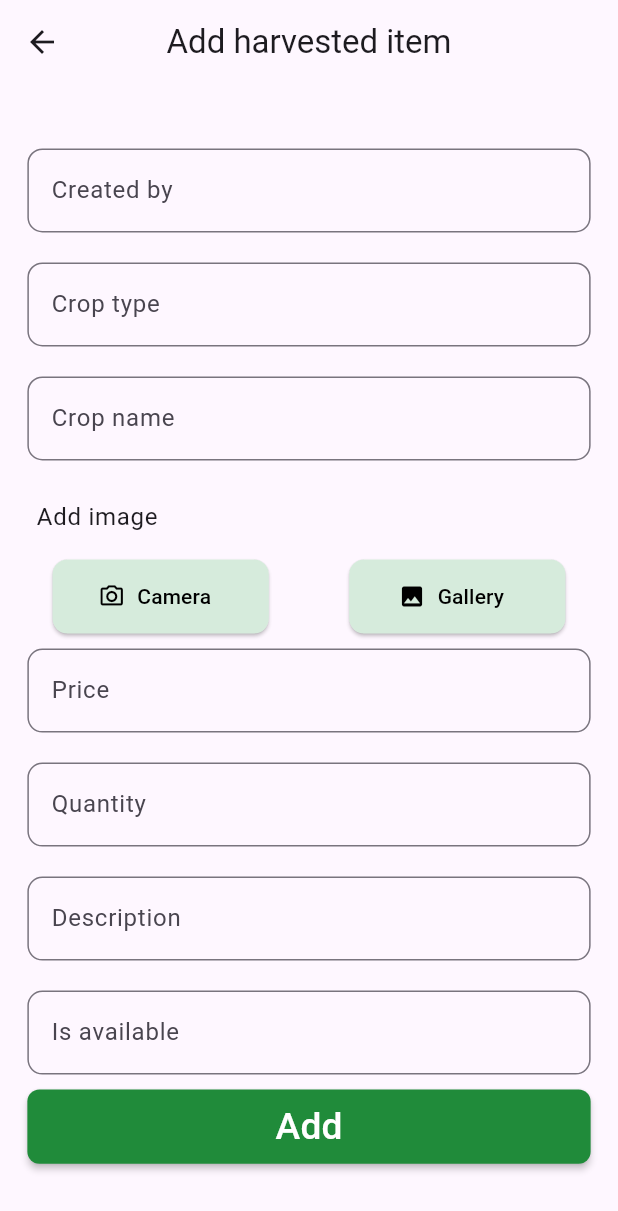
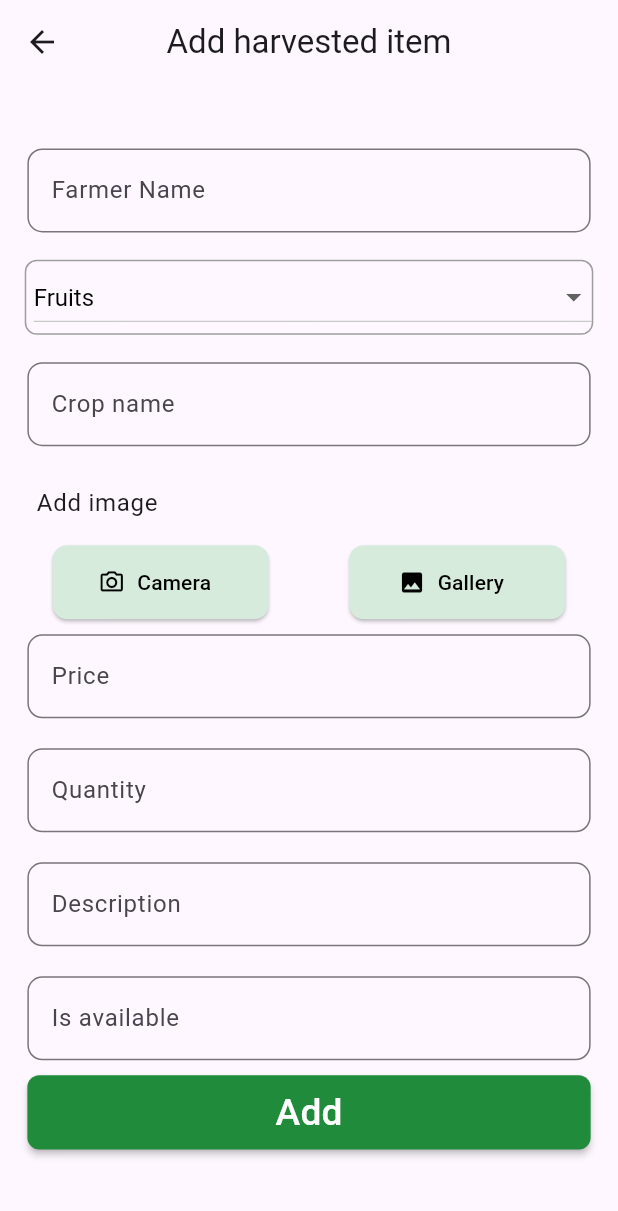
Before and after one commit to AmosPeterAlex/cropmate, a Flutter app: the AddHarvestedItemScreen screen opened directly, on a phone screen of 412 x 824 dp. Shown: the top 1211 px of the screen. Run offline on Flutter 3.47's test engine with Material 3 defaults, Android fonts, the phone set to English and light mode, and no system bars; our stand-ins replace google_fonts, image_picker, shared_preferences; accounts and stored records are empty.

```diff
--- a/lib/app_config/app_config.dart
+++ b/lib/app_config/app_config.dart
@@ -1,10 +1,11 @@
 class AppConfig {
-  static String url = "http://10.0.2.2:8000/";
-  static String mediaurl = "http://10.0.2.2:8000/";
+  // static String url = "http://10.0.2.2:8000/";
+  // static String mediaurl = "http://10.0.2.2:8000/";
 
-  // static String url = "http://10.11.0.57:8000/";
-  //  static String mediaurl = "http://10.11.0.57:8000/";
+  static String url = "http://10.11.0.164:8000/";
+  static String mediaurl = "http://10.11.0.164:8000/";
   static String baseUrl = url;
 
   static const String loginData = 'logInData';
+  static const String profileData = "decodedData";
 }
--- a/lib/global_widgets/govt_scheme_card.dart
+++ b/lib/global_widgets/govt_scheme_card.dart
@@ -55,7 +55,7 @@ class GovtSchemeCard extends StatelessWidget {
                 InkWell(
                   child: Text(
                     link,
-                    style: TextStyle(fontStyle: FontStyle.italic),
+                    style: TextStyle(fontStyle: FontStyle.italic,color: Colors.blue),
                   ),
                   onTap: () {},
                 ),
--- a/lib/presentation/common/login_screen/controller/login_screen_controller.dart
+++ b/lib/presentation/common/login_screen/controller/login_screen_controller.dart
@@ -1,4 +1,5 @@
 import 'dart:convert'; // Required for JSON decoding
+import 'package:cropmate/app_config/app_config.dart';
 import 'package:cropmate/presentation/admin/home_screen/view/home_screen.dart';
 import 'package:cropmate/presentation/common/login_screen/view/login_screen.dart';
 import 'package:cropmate/presentation/farmer/bottom_navigation_screen/view/bottom_navigation_screen.dart';
@@ -46,14 +47,14 @@ class LoginScreenController extends ChangeNotifier {
   // Function to save decodedData and token to SharedPreferences
   Future<void> saveDataToPrefs(Map<String, dynamic> decodedData) async {
     SharedPreferences prefs = await SharedPreferences.getInstance();
-    await prefs.setString('decodedData', jsonEncode(decodedData));
+    await prefs.setString(AppConfig.profileData, jsonEncode(decodedData));
     await prefs.setString('token', decodedData['token']);
   }
 
   // Function to clear token from SharedPreferences (Logout)
   Future<void> logout(BuildContext context) async {
     SharedPreferences prefs = await SharedPreferences.getInstance();
-    await prefs.remove('decodedData');
+    await prefs.remove(AppConfig.profileData);
     await prefs.remove('token');
     print(prefs.toString());
     // Navigate to login screen (Assuming you have a login screen as the root)
--- a/lib/presentation/farmer/add_harvested_item_screen/view/add_harvested_item_screen.dart
+++ b/lib/presentation/farmer/add_harvested_item_screen/view/add_harvested_item_screen.dart
@@ -123,6 +123,7 @@ class _AddHarvestedItemScreenState extends State<AddHarvestedItemScreen> {
   var descriptionController = TextEditingController();
   var isAvailableController = TextEditingController();
   File? image;
+  String _selectedName = "Fruits";
 
   Future<void> _getImage(ImageSource source) async {
     final pickedFile = await ImagePicker().pickImage(source: source);
@@ -149,13 +150,61 @@ class _AddHarvestedItemScreenState extends State<AddHarvestedItemScreen> {
               EdgeInsets.only(left: devWidth * 0.02, right: devWidth * 0.02),
           children: [
             TextFieldScreen(
-              hintText: "Created by",
+              hintText: "Farmer Name",
               controller: createdByController,
             ),
-            TextFieldScreen(
-              hintText: "Crop type",
-              controller: cropTypeController,
+
+            // Padding(
+            //   padding: EdgeInsets.symmetric(horizontal: devWidth * 0.1),
+            //   child: DropdownButton<String>(
+            //     value: _selectedName,
+            //     onChanged: (String? newValue) {
+            //       setState(() {
+            //         _selectedName = newValue!;
+            //       });
+            //     },
+            //     items: <String>["Fruits", "Vegetables","Grains"].map((String value) {
+            //       return DropdownMenuItem<String>(
+            //         value: value,
+            //         child: Text(value),
+            //       );
+            //     }).toList(),                  ),
+            // ),
+            Padding(
+              padding: EdgeInsets.symmetric(
+                  horizontal: devWidth * 0.02, vertical: devHeight * 0.01),
+              child: Container(
+                alignment: Alignment.center,
+                decoration: BoxDecoration(
+                  border: Border.all(color: Colors.grey),
+                  // Adjust border color here
+                  borderRadius:
+                      BorderRadius.circular(8.0), // Adjust border radius here
+                ),
+                child: DropdownButton<String>(
+                  isExpanded: true,
+                  padding: EdgeInsets.fromLTRB(5, 0, 0, 0),
+                  value: _selectedName,
+                  onChanged: (String? newValue) {
+                    setState(() {
+                      _selectedName = newValue!;
+                    });
+                  },
+                  style: TextStyle(
+                    color: Colors.black, // Adjust text color here
+                    fontSize: 16.0, // Adjust font size here
+                  ),
+                  items: <String>["Fruits", "Vegetables", "Grains"]
+                      .map((String value) {
+                    return DropdownMenuItem<String>(
+                      value: value,
+                      child: Text(value),
+                    );
+                  }).toList(),
+                ),
+              ),
             ),
+
             TextFieldScreen(
               hintText: "Crop name",
               controller: cropNameController,
@@ -215,13 +264,13 @@ class _AddHarvestedItemScreenState extends State<AddHarvestedItemScreen> {
                 Provider.of<AddHarvestedItemController>(context, listen: false)
                     .onAdd(
                   createdBy: createdByController.text,
-                  cropType: cropTypeController.text,
+                  cropType: _selectedName,
                   cropName: cropNameController.text,
                   price: double.parse(priceController.text),
                   quantity: int.parse(quantityController.text),
                   description: descriptionController.text,
                   // imageToAdd: image
-                   isAvailable: isAvailableController.text,
+                  isAvailable: isAvailableController.text,
                 );
                 // createdByController.clear();
                 // cropTypeController.clear();
--- a/lib/repository/api/admin/service/admin_login_service.dart
+++ b/lib/repository/api/admin/service/admin_login_service.dart
@@ -8,7 +8,7 @@ class AdminLoginService {
       var decodedData = await ApiHelper.postData(
           endPoint: "cropmapp/superuser-login/",
           body: data,
-          finalurl: 'http://10.0.2.2:8000/cropmapp/superuser-login/');
+          finalurl: 'http://10.11.0.164:8000/cropmapp/superuser-login/');
       log(decodedData.toString());
       if (decodedData["status"] == 1) {
         log("success in service class ");
--- /dev/null
+++ b/lib/repository/api/common/view_profile_screen/model/profile_model.dart
@@ -0,0 +1,77 @@
+// To parse this JSON data, do
+//
+//     final profileModel = profileModelFromJson(jsonString);
+
+import 'dart:convert';
+
+ProfileModel profileModelFromJson(String str) => ProfileModel.fromJson(json.decode(str));
+
+String profileModelToJson(ProfileModel data) => json.encode(data.toJson());
+
+class ProfileModel {
+  String? token;
+  int? status;
+  Data? data;
+  String? msg;
+
+  ProfileModel({
+    this.token,
+    this.status,
+    this.data,
+    this.msg,
+  });
+
+  factory ProfileModel.fromJson(Map<String, dynamic> json) => ProfileModel(
+    token: json["token"],
+    status: json["status"],
+    data: json["data"] == null ? null : Data.fromJson(json["data"]),
+    msg: json["msg"],
+  );
+
+  Map<String, dynamic> toJson() => {
+    "token": token,
+    "status": status,
+    "data": data?.toJson(),
+    "msg": msg,
+  };
+}
+
+class Data {
+  int? id;
+  String? username;
+  String? email;
+  String? userType;
+  String? phone;
+  String? address;
+  String? location;
+
+  Data({
+    this.id,
+    this.username,
+    this.email,
+    this.userType,
+    this.phone,
+    this.address,
+    this.location,
+  });
+
+  factory Data.fromJson(Map<String, dynamic> json) => Data(
+    id: json["id"],
+    username: json["username"],
+    email: json["email"],
+    userType: json["user_type"],
+    phone: json["phone"],
+    address: json["address"],
+    location: json["location"],
+  );
+
+  Map<String, dynamic> toJson() => {
+    "id": id,
+    "username": username,
+    "email": email,
+    "user_type": userType,
+    "phone": phone,
+    "address": address,
+    "location": location,
+  };
+}
--- a/lib/repository/helper/api_helper.dart
+++ b/lib/repository/helper/api_helper.dart
@@ -48,7 +48,7 @@ class ApiHelper {
     log("Apihelper>postData 5");
     log("$body");
 
-    final url = Uri.parse(finalurl ?? AppConfig.baseUrl + endPoint);
+    final url = Uri.parse(AppConfig.baseUrl + endPoint);
     // final url = Uri.parse("http://10.11.0.236:8000/cropmapp/register/");
     //code from gpt
     log("Request URL: $url");
```
Also changed, not shown: lib/main.dart (+7 -1 lines), lib/presentation/common/view_profile_screen/controller/view_profile_controller.dart (added, +49 -0 lines), lib/presentation/common/view_profile_screen/view/view_profile_screen.dart (+31 -7 lines), lib/presentation/farmer/soil_analysis_Screen/controller/soil_analysis_controller.dart (+46 -0 lines), lib/presentation/farmer/soil_analysis_Screen/view/soil_analysis_screen.dart (+56 -9 lines), lib/repository/api/common/view_profile_screen/service/view_profile_Service.dart (added, +15 -0 lines), lib/repository/api/farmer/soil_analysis_screen/service/soil_analysis_service.dart (+29 -0 lines).
